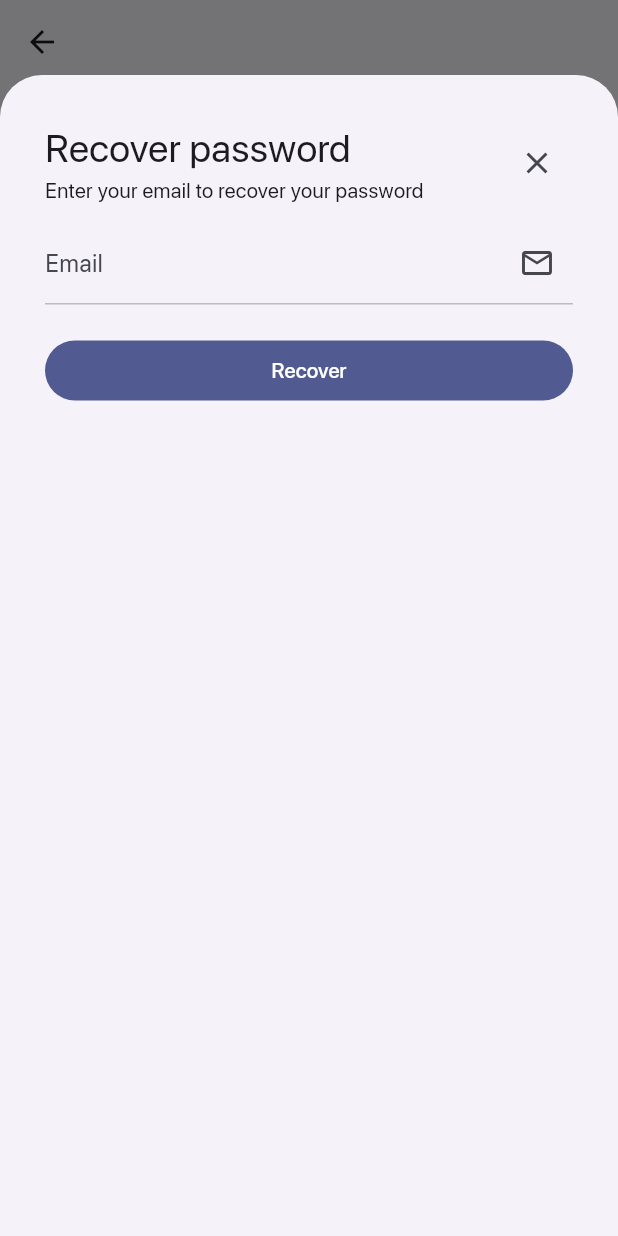
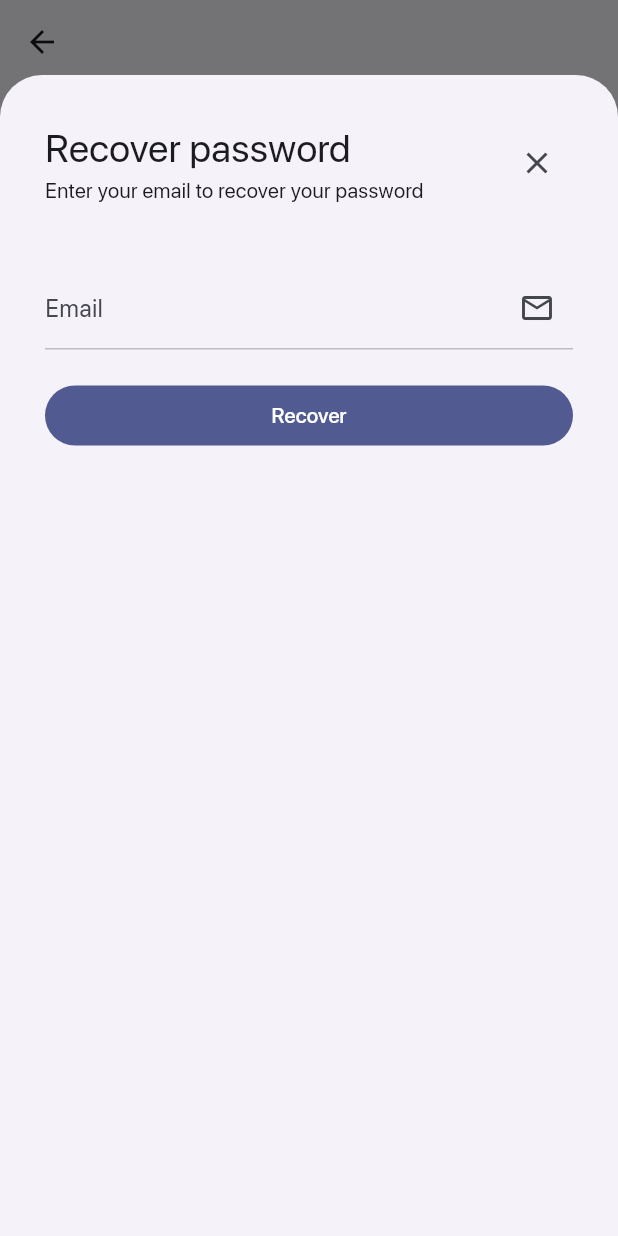
Before and after one commit to C4co/flutter_views, a Flutter app: the AuthPage screen opened by its route, after a tap on "Recover", on a phone screen of 412 x 824 dp. Run offline on Flutter 3.47's test engine with Material 2 defaults, Android fonts, the phone set to English and light mode, and no system bars; our stand-ins replace font_awesome_flutter, shared_preferences; accounts and stored records are empty; project files that could hold a hidden picture were left out.

Commit message:
style: some corrections

```diff
--- a/lib/modules/auth/auth_page.dart
+++ b/lib/modules/auth/auth_page.dart
@@ -66,7 +66,7 @@ class _AuthPageState extends State<AuthPage> {
                       const SizedBox(height: 20),
 
                       const Text(
-                        "Welcome!",
+                        "Welcome.",
                         style: TextStyle(
                           fontSize: 42,
                           fontWeight: FontWeight.w400,
--- a/lib/modules/auth/components/recover.dart
+++ b/lib/modules/auth/components/recover.dart
@@ -13,6 +13,22 @@ class Recover extends StatelessWidget {
           isScrollControlled: true,
           context: context,
           builder: (BuildContext context) {
+            return const Content();
+          },
+        );
+      },
+      child: const Text('Recover'),
+    );
+  }
+}
+
+class Content extends StatelessWidget {
+  const Content({
+    super.key,
+  });
+
+  @override
+  Widget build(BuildContext context) {
     return Container(
       height: MediaQuery.of(context).size.height - 50,
       padding: const EdgeInsets.all(30),
@@ -33,7 +49,6 @@ class Recover extends StatelessWidget {
                   Text("Enter your email to recover your password")
                 ],
               ),
-                      //clone button
               const Spacer(),
               IconButton(
                 onPressed: () {
@@ -43,7 +58,7 @@ class Recover extends StatelessWidget {
               ),
             ],
           ),
-                  const SizedBox(height: 10),
+          const SizedBox(height: 40),
           TextFormField(
             decoration: const InputDecoration(
               labelText: 'Email',
@@ -62,10 +77,5 @@ class Recover extends StatelessWidget {
         ],
       ),
     );
-          },
-        );
-      },
-      child: const Text('Recover'),
-    );
   }
 }
--- a/lib/modules/auth/components/register.dart
+++ b/lib/modules/auth/components/register.dart
@@ -13,6 +13,22 @@ class Register extends StatelessWidget {
           isScrollControlled: true,
           context: context,
           builder: (BuildContext context) {
+            return const Content();
+          },
+        );
+      },
+      child: const Text('Send email'),
+    );
+  }
+}
+
+class Content extends StatelessWidget {
+  const Content({
+    super.key,
+  });
+
+  @override
+  Widget build(BuildContext context) {
     return Container(
       height: MediaQuery.of(context).size.height - 50,
       padding: const EdgeInsets.all(30),
@@ -43,7 +59,7 @@ class Register extends StatelessWidget {
               ),
             ],
           ),
-                  const SizedBox(height: 10),
+          const SizedBox(height: 40),
           TextFormField(
             decoration: const InputDecoration(
               labelText: 'Email',
@@ -89,10 +105,5 @@ class Register extends StatelessWidget {
         ],
       ),
     );
-          },
-        );
-      },
-      child: const Text('Send email'),
-    );
   }
 }
```
Lines whose indentation alone changed are shown as unchanged.
